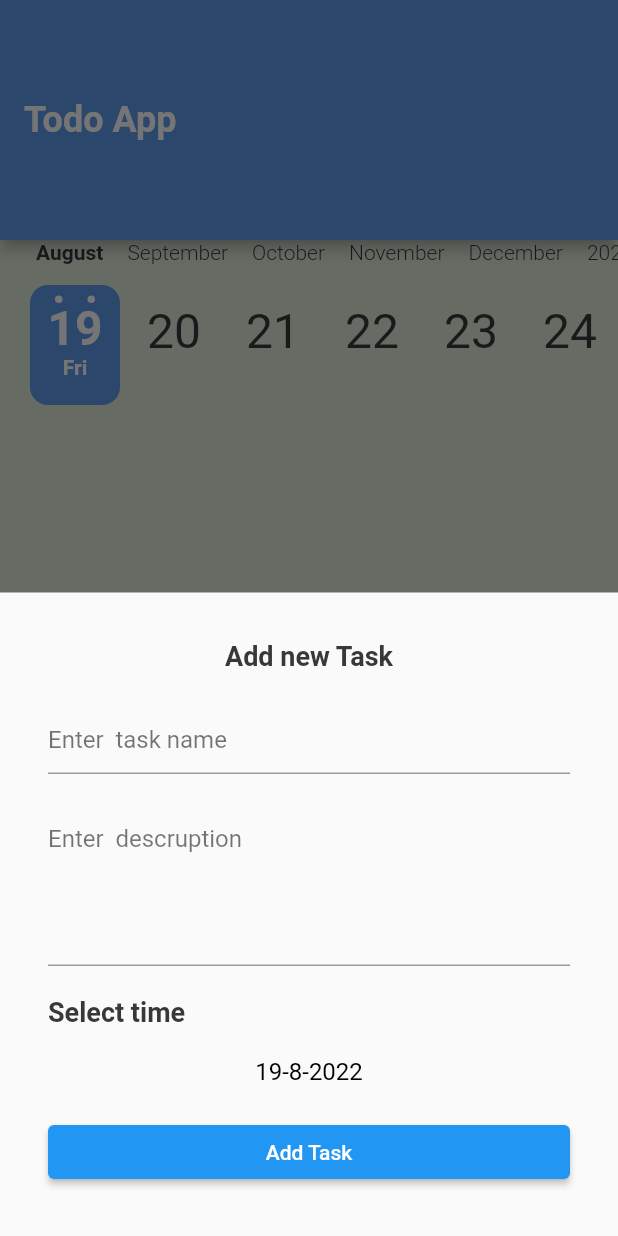
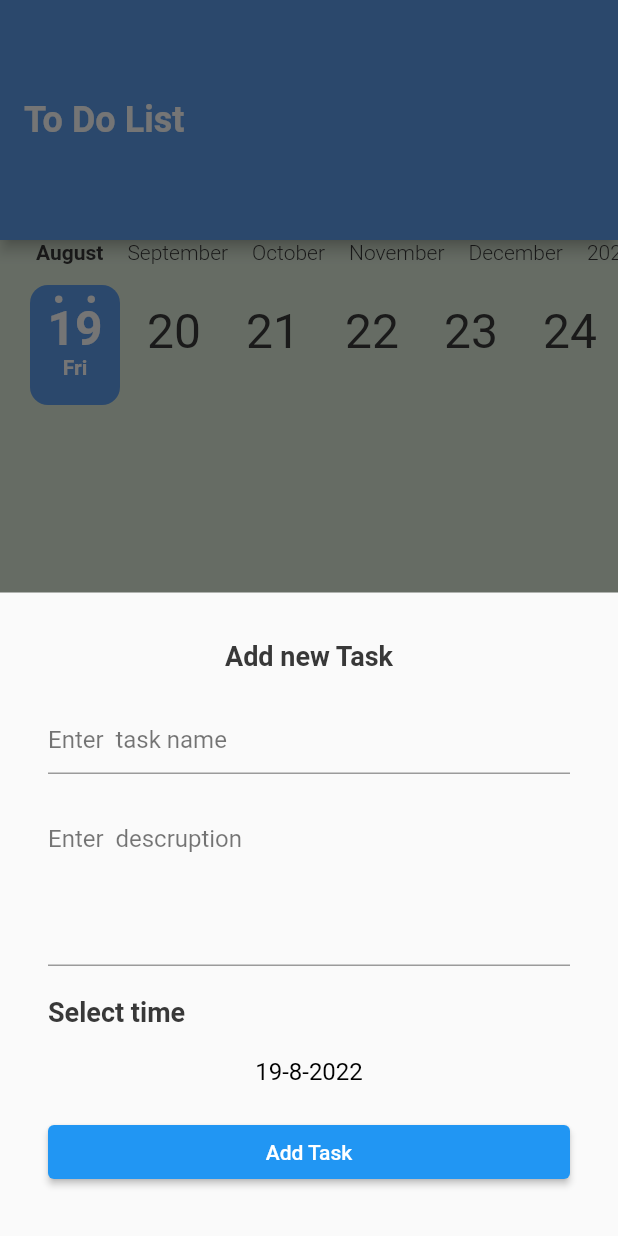
Before and after one commit to Ezeddin34344311/test_Todo_App, a Flutter app: the screen it shows after launch, after a tap on the "add" icon, on a phone screen of 412 x 824 dp. Run offline on Flutter 3.47's test engine with Material 2 defaults, Android fonts, the phone set to English and light mode, and no system bars; drawn by our look-alikes of calendar_timeline; our stand-ins replace cloud_firestore, firebase_core, flutter_slidable; accounts and stored records are empty.

Commit message:
crate folder povider

```diff
--- a/lib/layout/home_layout.dart
+++ b/lib/layout/home_layout.dart
@@ -18,11 +18,11 @@ class _HomeState extends State<Home> {
   Widget build(BuildContext context) {
     return Scaffold(
       appBar: AppBar(
-        title: Text('Todo App',
+        title: Text(currentIndex == 0 ?'To Do List ':'Settings ',
         style: Theme.of(context).textTheme.headline1,),
       ),
       bottomNavigationBar: BottomAppBar(
-        shape: CircularNotchedRectangle(),
+        shape: const  CircularNotchedRectangle(),
         notchMargin: 6,
         child: BottomNavigationBar(
           onTap: (index){
@@ -43,7 +43,7 @@ class _HomeState extends State<Home> {
         onPressed: () {
           addTask();
         },
-        child:Icon(Icons.add),
+         child: Icon(Icons.add),
         backgroundColor: MyTheme.pryColor,
       ) ,
 
@@ -57,7 +57,7 @@ class _HomeState extends State<Home> {
     showModalBottomSheet(
       context: context,
        builder: ((context){
-        return ShowModalBottomSheetAdd();
+        return const ShowModalBottomSheetAdd();
        }));
   }
 }
--- /dev/null
+++ b/lib/provider/language_provider.dart
@@ -0,0 +1,8 @@
+import 'package:flutter/cupertino.dart';
+
+class LanguageProvider extends ChangeNotifier {
+
+
+
+
+}
```
